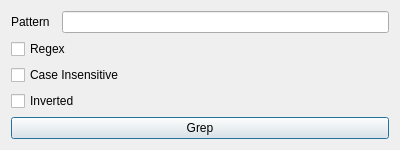
Qt form src/ui/GrepDialogWindow.ui (radx64/LogView) before a commit.
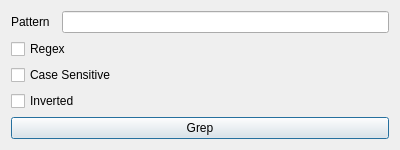
The same form after that commit.

Commit message: Refactors grep functionality to use case sensitivity instead of case insensitivity. Update UI elements and settings to reflect this change, including recent file and project management features. Enhance project loading and recent file tracking capabilities.

```diff
--- a/src/ui/GrepDialogWindow.ui
+++ b/src/ui/GrepDialogWindow.ui
@@ -56,7 +56,7 @@
      <item row="2" column="0">
       <widget class="QCheckBox" name="case_insensitive_check">
        <property name="text">
-        <string>Case Insensitive</string>
+        <string>Case Sensitive</string>
        </property>
       </widget>
      </item>
```
Left out of the diff: 4 changed lines with no effect on the pictures. The commit also changes 14 other files.
